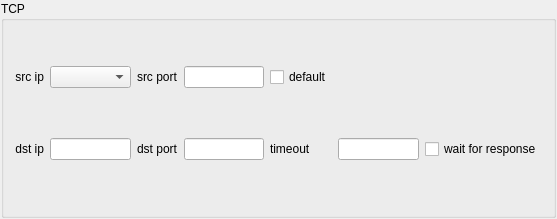
The window that src/ui/tcp_widget.ui (public0821/npg) describes before a commit, drawn with Qt 5.
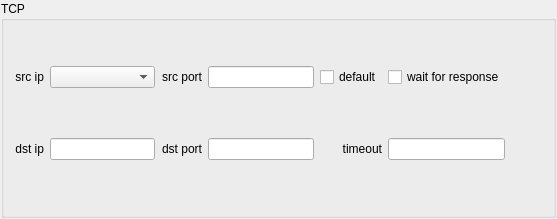
The same window after the commit. Custom widgets are drawn as their Qt base class.

```diff
--- a/src/ui/tcp_widget.ui
+++ b/src/ui/tcp_widget.ui
@@ -26,30 +26,7 @@
       <property name="topMargin">
        <number>1</number>
       </property>
-      <item row="4" column="0">
-       <widget class="QLabel" name="label_2">
-        <property name="text">
-         <string>dst ip</string>
-        </property>
-        <property name="alignment">
-         <set>Qt::AlignRight|Qt::AlignTrailing|Qt::AlignVCenter</set>
-        </property>
-       </widget>
-      </item>
-      <item row="4" column="1">
-       <widget class="QLineEdit" name="dip_edit"/>
-      </item>
-      <item row="4" column="2">
-       <widget class="QLabel" name="label">
-        <property name="text">
-         <string>dst port</string>
-        </property>
-       </widget>
-      </item>
-      <item row="4" column="3">
-       <widget class="QLineEdit" name="dport_edit"/>
-      </item>
-      <item row="1" column="0">
+      <item row="0" column="0">
        <widget class="QLabel" name="label_5">
         <property name="text">
          <string>src ip</string>
@@ -59,41 +36,30 @@
         </property>
        </widget>
       </item>
-      <item row="1" column="2">
+      <item row="0" column="1">
+       <widget class="IpComboBox" name="sip_box"/>
+      </item>
+      <item row="0" column="2">
        <widget class="QLabel" name="label_4">
         <property name="text">
          <string>src port</string>
         </property>
+        <property name="alignment">
+         <set>Qt::AlignRight|Qt::AlignTrailing|Qt::AlignVCenter</set>
+        </property>
        </widget>
       </item>
-      <item row="1" column="3">
+      <item row="0" column="3">
        <widget class="QLineEdit" name="sport_edit"/>
       </item>
-      <item row="1" column="1">
-       <widget class="IpComboBox" name="sip_box"/>
-      </item>
-      <item row="4" column="4">
-       <widget class="QLabel" name="label_3">
-        <property name="text">
-         <string>timeout</string>
-        </property>
-       </widget>
-      </item>
-      <item row="4" column="6">
-       <widget class="QCheckBox" name="wait_for_response_box">
-        <property name="text">
-         <string>wait for response</string>
-        </property>
-       </widget>
-      </item>
-      <item row="1" column="4">
+      <item row="0" column="4">
        <widget class="QCheckBox" name="src_ip_box">
         <property name="text">
          <string>default</string>
         </property>
        </widget>
       </item>
-      <item row="1" column="5">
+      <item row="0" column="8">
        <spacer name="horizontalSpacer">
         <property name="orientation">
          <enum>Qt::Horizontal</enum>
@@ -106,7 +72,50 @@
         </property>
        </spacer>
       </item>
-      <item row="4" column="5">
+      <item row="1" column="1">
+       <widget class="QLineEdit" name="dip_edit"/>
+      </item>
+      <item row="1" column="2">
+       <widget class="QLabel" name="label">
+        <property name="text">
+         <string>dst port</string>
+        </property>
+        <property name="alignment">
+         <set>Qt::AlignRight|Qt::AlignTrailing|Qt::AlignVCenter</set>
+        </property>
+       </widget>
+      </item>
+      <item row="1" column="3">
+       <widget class="QLineEdit" name="dport_edit"/>
+      </item>
+      <item row="1" column="4">
+       <widget class="QLabel" name="label_3">
+        <property name="text">
+         <string>timeout</string>
+        </property>
+        <property name="alignment">
+         <set>Qt::AlignRight|Qt::AlignTrailing|Qt::AlignVCenter</set>
+        </property>
+       </widget>
+      </item>
+      <item row="1" column="0">
+       <widget class="QLabel" name="label_2">
+        <property name="text">
+         <string>dst ip</string>
+        </property>
+        <property name="alignment">
+         <set>Qt::AlignRight|Qt::AlignTrailing|Qt::AlignVCenter</set>
+        </property>
+       </widget>
+      </item>
+      <item row="0" column="5">
+       <widget class="QCheckBox" name="wait_for_response_box">
+        <property name="text">
+         <string>wait for response</string>
+        </property>
+       </widget>
+      </item>
+      <item row="1" column="5">
        <widget class="QLineEdit" name="timeout_edit"/>
       </item>
      </layout>
```
